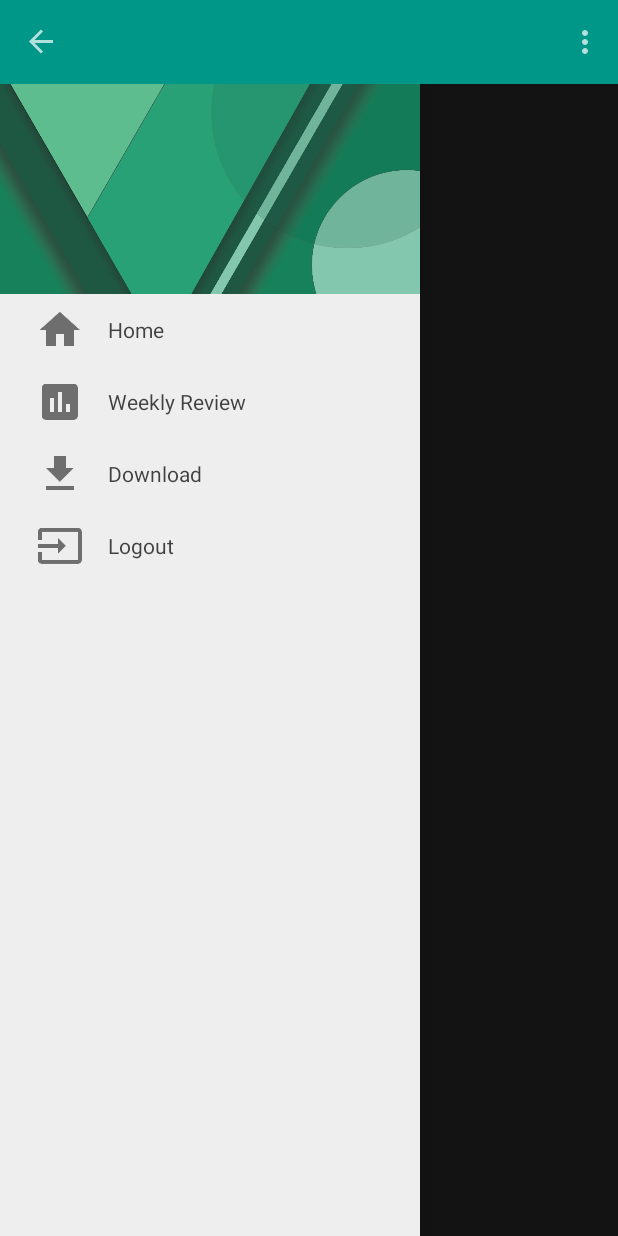
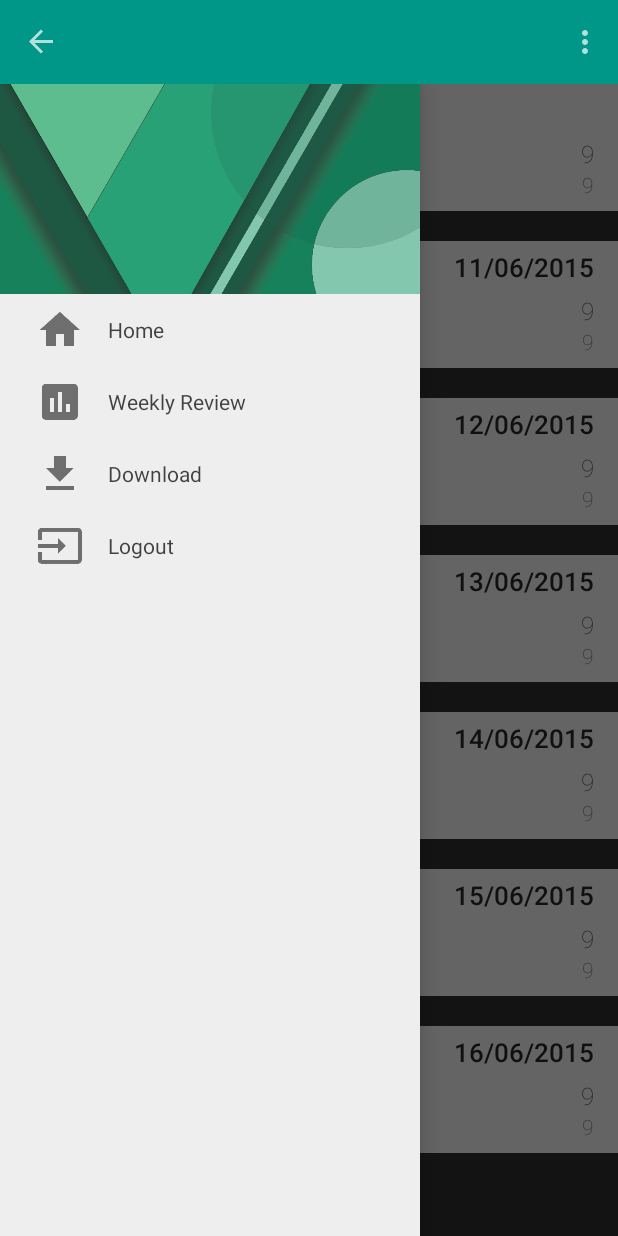
Before and after one commit to farsidesoul/TimesheetMe, an Android app: the fragment WeeklyEntryViewPagerFragment placed in its activity, with the side drawer open, on a phone screen of 412 x 824 dp. Run offline under Robolectric (Android 15) with nearby library versions, the phone set to English and light mode, and no system bars; libraries missing offline, so code that uses them is left out: com.daimajia.swipe, com.github.clans.fab; 10 statements that could not run were skipped.

Commit message:
Added: More items for weekly view

```diff
--- a/app/src/main/java/au/com/bfbapps/timesheetme/UI/WeeklyEntryFragment.java
+++ b/app/src/main/java/au/com/bfbapps/timesheetme/UI/WeeklyEntryFragment.java
@@ -42,7 +42,7 @@ public class WeeklyEntryFragment extends Fragment {
 
 		mViewPager.post(new Runnable() {
 			public void run() {
-				mViewPager.setCurrentItem(5000, false);
+				mViewPager.setCurrentItem(1000, false);
 			}
 		});
 
--- a/app/src/main/java/au/com/bfbapps/timesheetme/UI/WeeklyEntryViewPagerFragment.java
+++ b/app/src/main/java/au/com/bfbapps/timesheetme/UI/WeeklyEntryViewPagerFragment.java
@@ -9,9 +9,11 @@ import android.view.LayoutInflater;
 import android.view.View;
 import android.view.ViewGroup;
 
+import java.util.Date;
 import java.util.List;
 
 import au.com.bfbapps.timesheetme.R;
+import au.com.bfbapps.timesheetme.Util.Dates;
 import au.com.bfbapps.timesheetme.adapters.WeeklyEntryRecyclerViewAdapter;
 import au.com.bfbapps.timesheetme.helper.DatabaseHelper;
 import au.com.bfbapps.timesheetme.models.WeeklyEntry;
@@ -35,7 +37,12 @@ public class WeeklyEntryViewPagerFragment extends Fragment {
 							 Bundle savedInstanceState) {
 		View v = inflater.inflate(R.layout.fragment_weekly_entry_view_pager, container, false);
 
+		Bundle fragmentExtras = getArguments();
+		Date startOfWeek = Dates.ConvertStringToDate(fragmentExtras.getString("weekStart"));
+
 		mDb = new DatabaseHelper(getActivity().getApplicationContext());
+
+		mWeeklyEntryList = mDb.getEntriesForWeek(startOfWeek);
 
 		// add in database method to grab weekly entries
 		mRecyclerView = (RecyclerView)v.findViewById(R.id.weekly_entry_list);
--- a/app/src/main/java/au/com/bfbapps/timesheetme/UI/navdrawer/NavigationDrawerFragment.java
+++ b/app/src/main/java/au/com/bfbapps/timesheetme/UI/navdrawer/NavigationDrawerFragment.java
@@ -19,6 +19,7 @@ import java.util.List;
 
 import au.com.bfbapps.timesheetme.R;
 import au.com.bfbapps.timesheetme.UI.DailyEntryFragment;
+import au.com.bfbapps.timesheetme.UI.WeeklyEntryFragment;
 import au.com.bfbapps.timesheetme.UI.WeeklyEntryViewPagerFragment;
 import au.com.bfbapps.timesheetme.adapters.NavViewAdapter;
 
@@ -157,10 +158,10 @@ public class NavigationDrawerFragment extends Fragment implements NavViewAdapter
 				break;
 			case 1:
 				// Create the fragment
-				WeeklyEntryViewPagerFragment weeklyEntryViewPagerFragment = new WeeklyEntryViewPagerFragment();
+				WeeklyEntryFragment weeklyEntryFragment = new WeeklyEntryFragment();
 				mDrawerLayout.closeDrawers();
 				getActivity().getSupportFragmentManager().beginTransaction()
-						.replace(R.id.main_content_pager, weeklyEntryViewPagerFragment)
+						.replace(R.id.main_content_pager, weeklyEntryFragment)
 						.commit();
 				break;
 		}
--- a/app/src/main/java/au/com/bfbapps/timesheetme/adapters/WeeklyEntryRecyclerViewAdapter.java
+++ b/app/src/main/java/au/com/bfbapps/timesheetme/adapters/WeeklyEntryRecyclerViewAdapter.java
@@ -7,7 +7,7 @@ import android.view.View;
 import android.view.ViewGroup;
 import android.widget.TextView;
 
-import java.util.Date;
+import java.util.ArrayList;
 import java.util.List;
 
 import au.com.bfbapps.timesheetme.R;
@@ -46,6 +46,18 @@ public class WeeklyEntryRecyclerViewAdapter extends RecyclerView.Adapter<WeeklyE
 		WeeklyEntry currentItem = mEntries.get(position);
 
 		holder.dayName.setText(currentItem.getDayOfWeek());
+		holder.dayDate.setText(Dates.ConvertDateToString(currentItem.getDayDate()));
+
+		List<String> jobList = new ArrayList<>();
+		List<Task> taskList = new ArrayList<>();
+
+		for (Entry entry : currentItem.getEntries()){
+			if (jobList.contains(entry.getJob().getJobName())){
+
+			} else {
+				jobList.add(entry.getJob().getJobName());
+			}
+		}
 	}
 
 	@Override
--- a/app/src/main/java/au/com/bfbapps/timesheetme/models/WeeklyEntry.java
+++ b/app/src/main/java/au/com/bfbapps/timesheetme/models/WeeklyEntry.java
@@ -1,10 +1,12 @@
 package au.com.bfbapps.timesheetme.models;
 
+import java.util.Date;
 import java.util.List;
 
 public class WeeklyEntry {
 
 	private String mDayOfWeek;
+	private Date mDayDate;
 	private List<Entry> mEntries;
 
 	public WeeklyEntry(){
@@ -15,8 +17,9 @@ public class WeeklyEntry {
 		mDayOfWeek = dayOfWeek;
 	}
 
-	public WeeklyEntry(String dayOfWeek, List<Entry> entries){
+	public WeeklyEntry(String dayOfWeek, Date dayDate, List<Entry> entries){
 		mDayOfWeek = dayOfWeek;
+		mDayDate = dayDate;
 		mEntries = entries;
 	}
 
@@ -35,4 +38,12 @@ public class WeeklyEntry {
 	public void setEntries(List<Entry> entries) {
 		mEntries = entries;
 	}
+
+	public Date getDayDate() {
+		return mDayDate;
+	}
+
+	public void setDayDate(Date dayDate) {
+		mDayDate = dayDate;
+	}
 }
--- a/app/src/main/res/layout/fragment_weekly_entry_single_day.xml
+++ b/app/src/main/res/layout/fragment_weekly_entry_single_day.xml
@@ -5,7 +5,8 @@
               android:layout_height="wrap_content"
 			  android:paddingLeft="16dp"
 			  android:paddingRight="16dp"
-    android:background="#fafafa">
+    android:background="#fafafa"
+	android:layout_marginBottom="20dp">
 
 	<LinearLayout
 		android:layout_width="match_parent"
@@ -17,6 +18,7 @@
 			android:layout_weight="0.5"
 			android:layout_height="match_parent"
 			android:text="A date/day"
+			android:fontFamily="sans-serif-medium"
 			android:textSize="17sp"
 			android:textColor="@color/primaryText"
 			android:gravity="center_vertical"/>
@@ -27,6 +29,7 @@
 			android:layout_height="match_parent"
 			android:layout_weight="0.5"
 			android:text="Date"
+			android:fontFamily="sans-serif-medium"
 			android:textSize="17sp"
 			android:textColor="@color/primaryText"
 			android:gravity="center_vertical|end"/>
@@ -44,6 +47,7 @@
             android:layout_width="wrap_content"
             android:layout_height="wrap_content"
             android:text="Job Name"
+			android:fontFamily="sans-serif-thin"
             android:layout_centerVertical="true"
             android:textColor="@color/primaryText"
             android:textStyle="bold"/>
@@ -54,6 +58,7 @@
             android:layout_height="wrap_content"
             android:layout_centerVertical="true"
             android:text="9"
+			android:fontFamily="sans-serif-thin"
             android:textColor="@color/primaryText"
 			android:textSize="16sp"
             android:layout_alignParentEnd="true"/>
@@ -61,7 +66,8 @@
     </RelativeLayout>
 	<RelativeLayout
 		android:layout_width="match_parent"
-		android:layout_height="wrap_content">
+		android:layout_height="wrap_content"
+		android:layout_marginBottom="8dp">
 
 		<TextView
 			android:id="@+id/weekly_entry_task_name"
@@ -69,6 +75,8 @@
 			android:layout_height="wrap_content"
 			android:text="Task Name"
 			android:textSize="14sp"
+			android:layout_marginStart="8dp"
+			android:fontFamily="sans-serif-thin"
 			android:layout_centerVertical="true"
 			android:textColor="@color/secondaryText"
 			android:textStyle="bold"/>
@@ -79,6 +87,7 @@
 			android:layout_height="wrap_content"
 			android:layout_centerVertical="true"
 			android:text="9"
+			android:fontFamily="sans-serif-thin"
 			android:textColor="@color/secondaryText"
 			android:textSize="14sp"
 			android:layout_alignParentEnd="true"/>
```
Also changed, not shown: app/src/main/java/au/com/bfbapps/timesheetme/UI/DailyEntryFragment.java (+9 -7 lines), app/src/main/java/au/com/bfbapps/timesheetme/adapters/DailyEntryRecyclerViewAdapter.java (+2 -7 lines), app/src/main/java/au/com/bfbapps/timesheetme/helper/DatabaseHelper.java (+23 -23 lines), app/src/main/java/au/com/bfbapps/timesheetme/models/Entry.java (+16 -16 lines), 1 other file.
